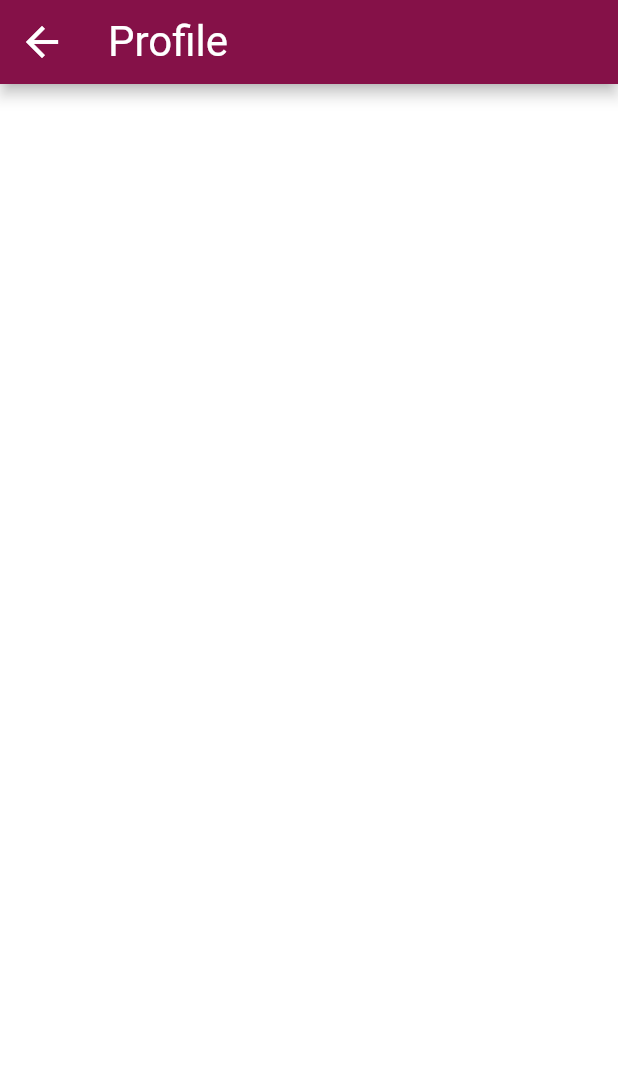
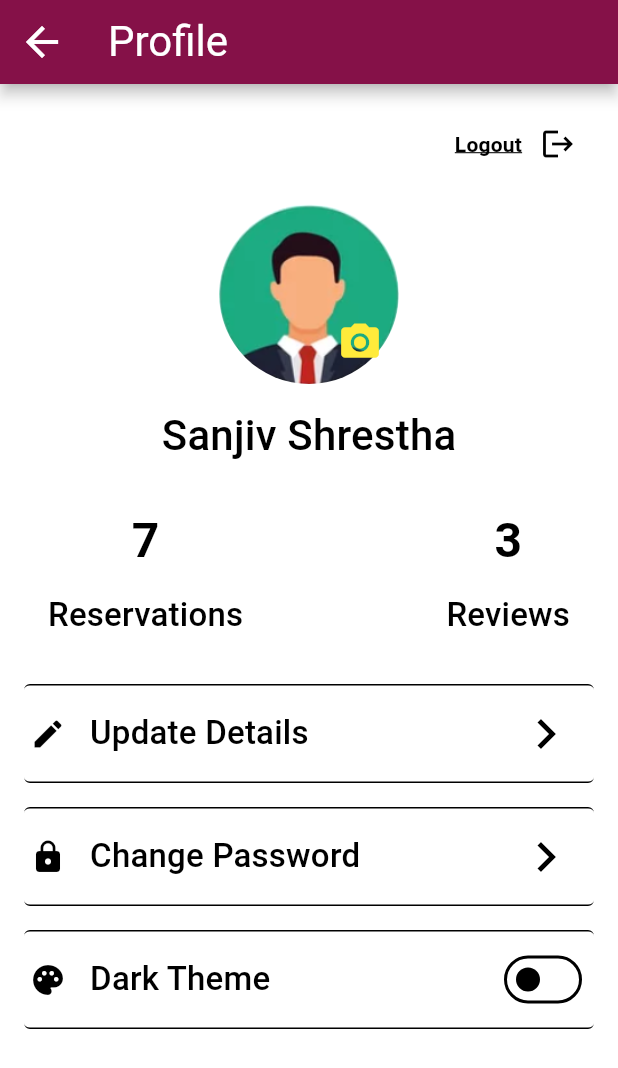
Before and after one commit to sanjiv576/UI-UX_Table_Booking, a Flutter app: the ProfileView screen opened directly, on a phone screen of 412 x 824 dp. Shown: the top 1068 px of the screen. Run offline on Flutter 3.47's test engine with Material 3 defaults, Android fonts, the phone set to English and light mode, and no system bars; our stand-ins replace awesome_snackbar_content, dartz, flutter_local_notifications, flutter_riverpod, fluttertoast, font_awesome_flutter and 3 more; missing offline and left inert: flutter_phone_direct_caller, super_tooltip; accounts and stored records are empty; statements that could not run were skipped.

Commit message:
add profile

```diff
--- a/lib/views/nav_bar/profile_view.dart
+++ b/lib/views/nav_bar/profile_view.dart
@@ -1,5 +1,14 @@
+import 'dart:developer';
+
 import 'package:flutter/material.dart';
 import 'package:flutter_riverpod/flutter_riverpod.dart';
+import 'package:table_booking/constants/color_constant.dart';
+import 'package:table_booking/provider/is_dark_theme.dart';
+
+import '../auth/login_view.dart';
+import 'widgets/profile_edit_widget.dart';
+import 'widgets/profile_widget.dart';
+import 'widgets/stats_widget.dart';
 
 class ProfileView extends ConsumerStatefulWidget {
   const ProfileView({super.key});
@@ -9,12 +18,123 @@ class ProfileView extends ConsumerStatefulWidget {
 }
 
 class _ProfileViewState extends ConsumerState<ProfileView> {
+  final verticalGap = const SizedBox(height: 16);
+  String statNum = '3';
+  String label = 'Reserv';
   @override
   Widget build(BuildContext context) {
+    bool darkThemeValue = ref.watch(isDarkThemeProvider);
+
     return Scaffold(
       appBar: AppBar(
         title: const Text('Profile'),
       ),
+      body: SingleChildScrollView(
+        child: Padding(
+          padding: const EdgeInsets.all(16.0),
+          child: Column(
+            children: [
+              Row(
+                mainAxisAlignment: MainAxisAlignment.end,
+                children: [
+                  Text(
+                    'Logout',
+                    style: Theme.of(context).textTheme.labelLarge!.copyWith(
+                        fontWeight: FontWeight.bold,
+                        decoration: TextDecoration.underline),
+                  ),
+                  IconButton(
+                    onPressed: () {
+                      Navigator.pushAndRemoveUntil(
+                          context,
+                          MaterialPageRoute(
+                              builder: (context) => const LoginView()),
+                          (route) => false);
+                    },
+                    icon: const Icon(Icons.logout),
+                  ),
+                ],
+              ),
+              verticalGap,
+              ProfileWidget(
+                onPressed: () {},
+                userBackgroundImage:
+                    const AssetImage('assets/images/default_user.png'),
+                radius: 60,
+              ),
+              verticalGap,
+              Text(
+                'Sanjiv Shrestha',
+                style: Theme.of(context).textTheme.headlineMedium,
+              ),
+              verticalGap,
+              Container(
+                decoration: BoxDecoration(
+                  color: KColors.rose100,
+                  borderRadius: BorderRadius.circular(4),
+                ),
+                child: Row(
+                  mainAxisAlignment: MainAxisAlignment.spaceBetween,
+                  children: [
+                    StatsWidget(
+                        statNum: '7',
+                        verticalGap: verticalGap,
+                        label: 'Reservations'),
+                    StatsWidget(
+                        statNum: '3',
+                        verticalGap: verticalGap,
+                        label: 'Reviews'),
+                  ],
+                ),
+              ),
+              verticalGap,
+              ProfileEditWidget(
+                label: 'Update Details',
+                leadingIconData: Icons.edit,
+                trailingWidget: IconButton(
+                  onPressed: () {},
+                  icon: const Icon(
+                    Icons.navigate_next,
+                    color: Colors.black,
+                    size: 40,
+                  ),
+                ),
+              ),
+              verticalGap,
+              ProfileEditWidget(
+                label: 'Change Password',
+                leadingIconData: Icons.lock,
+                trailingWidget: IconButton(
+                  onPressed: () {},
+                  icon: const Icon(
+                    Icons.navigate_next,
+                    color: Colors.black,
+                    size: 40,
+                  ),
+                ),
+              ),
+              verticalGap,
+              ProfileEditWidget(
+                  label: 'Dark Theme',
+                  trailingWidget: Switch(
+                      value: darkThemeValue,
+                      onChanged: (value) {
+                        setState(() {
+                          // update the theme
+                          ref
+                              .watch(isDarkThemeProvider.notifier)
+                              .updateTheme(value);
+
+                          darkThemeValue = value;
+
+                          log('Print : $darkThemeValue');
+                        });
+                      }),
+                  leadingIconData: Icons.palette)
+            ],
+          ),
+        ),
+      ),
     );
   }
 }
```
